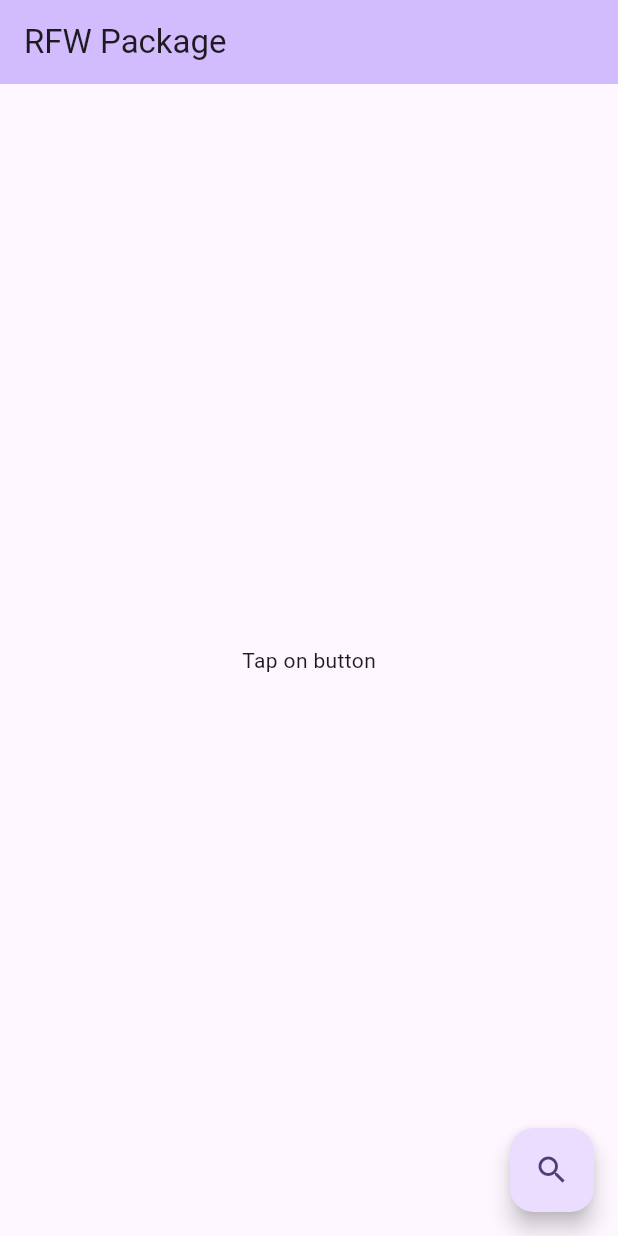
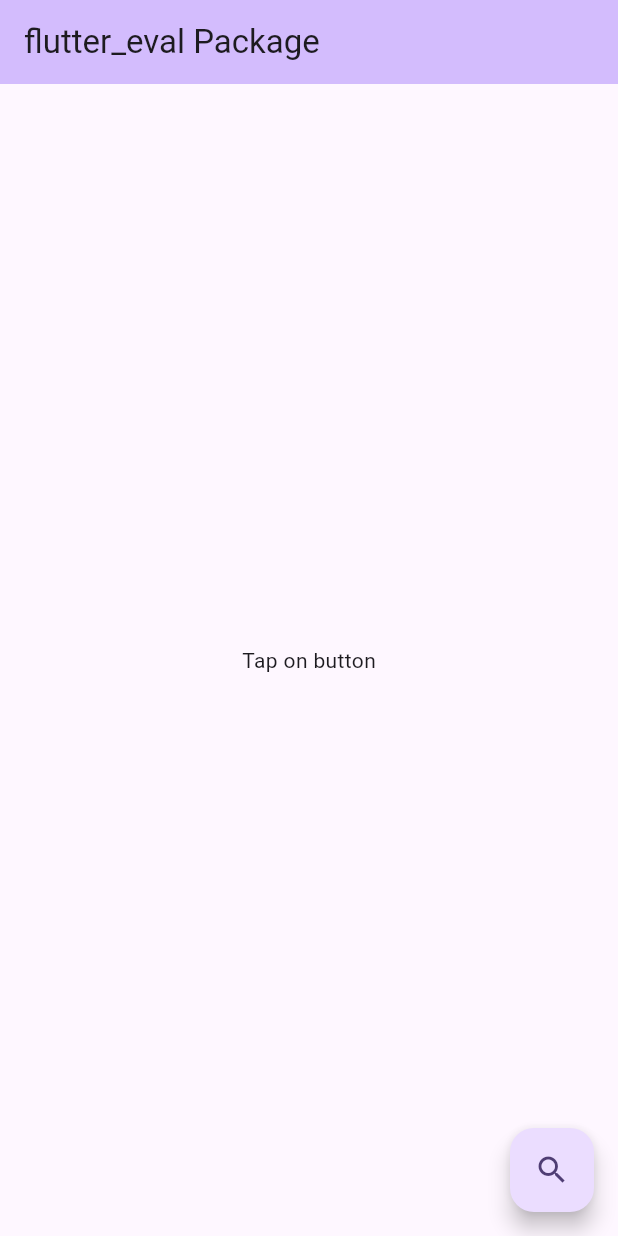
Before and after one commit to YannMancel/runtime_parser, a Flutter app: the screen it shows after launch, on a phone screen of 412 x 824 dp. Run offline on Flutter 3.47's test engine with Material 3 defaults, Android fonts, the phone set to English and light mode, and no system bars; missing offline and left inert: flutter_eval, rfw.

Commit message:
feat: add flutter_eval package

```diff
--- /dev/null
+++ b/lib/flutter_eval_page.dart
@@ -0,0 +1,85 @@
+import 'package:flutter/material.dart';
+import 'package:flutter_eval/flutter_eval.dart';
+
+class FlutterEvalPage extends StatefulWidget {
+  const FlutterEvalPage({super.key});
+
+  @override
+  State<FlutterEvalPage> createState() => _FlutterEvalPageState();
+}
+
+class _FlutterEvalPageState extends State<FlutterEvalPage> {
+  late Widget _widget;
+
+  @override
+  void initState() {
+    super.initState();
+    _widget = const Center(
+      child: Text('Tap on button'),
+    );
+  }
+
+  void _updateLabel() {
+    const kRemoteWidgets = '''
+              import 'package:flutter/material.dart';
+
+              class Body extends StatelessWidget {
+                const Body({Key? key}) : super(key: key);
+
+                @override
+                Widget build(BuildContext context) {
+                  return Center(
+                    child: Text(
+                      'Validate',
+                    ),
+                  );
+                }
+              }
+            ''';
+
+    if (mounted) {
+      setState(() {
+        _widget = const EvalWidget(
+          packages: <String, Map<String, String>>{
+            'runtime_parser': <String, String>{
+              'main.dart': kRemoteWidgets,
+            },
+          },
+          // In debug mode, flutter_eval will continually re-generate a compiled
+          // EVC bytecode file for the given program, and save it to the
+          // specified assetPath. During runtime, it will instead load the
+          // compiled EVC file. To ensure this works, you must add the file path
+          // to the assets section of your pubspec.yaml file.
+          assetPath: 'assets/program.evc',
+          // Specify which library (i.e. which file) to use as an entrypoint.
+          library: 'package:runtime_parser/main.dart',
+          // Specify which function to call as the entrypoint.
+          // To use a constructor, use "ClassName.constructorName" syntax. In
+          // this case we are calling a default constructor so the constructor
+          // name is blank.
+          function: 'Body.',
+          // Specify the arguments to pass to the entrypoint. Generally these
+          // should be dart_eval [$Value] objects, but when invoking a static or
+          // top-level function or constructor, [int]s, [double]s, and [bool]s
+          // should be passed directly.
+          args: [null],
+        );
+      });
+    }
+  }
+
+  @override
+  Widget build(BuildContext context) {
+    return Scaffold(
+      appBar: AppBar(
+        backgroundColor: Theme.of(context).colorScheme.inversePrimary,
+        title: const Text('flutter_eval Package'),
+      ),
+      body: _widget,
+      floatingActionButton: FloatingActionButton(
+        onPressed: _updateLabel,
+        child: const Icon(Icons.search),
+      ),
+    );
+  }
+}
--- a/lib/main.dart
+++ b/lib/main.dart
@@ -1,5 +1,6 @@
 import 'package:flutter/material.dart';
-import 'package:runtime_parser/rfw_page.dart';
+import 'package:runtime_parser/flutter_eval_page.dart';
+//import 'package:runtime_parser/rfw_page.dart';
 
 void main() => runApp(const MyApp());
 
@@ -15,7 +16,7 @@ class MyApp extends StatelessWidget {
         useMaterial3: true,
       ),
       // home: const RFWPage(),
-      home: const RFWPage(),
+      home: const FlutterEvalPage(),
     );
   }
 }
--- a/lib/rfw_page.dart
+++ b/lib/rfw_page.dart
@@ -49,6 +49,7 @@ class _RFWPageState extends State<RFWPage> {
       // Configuration data:
       ..update('greet', <String, Object>{'name': 'World (After on tap)'});
 
+    if (mounted) {
       setState(() {
         _widget = RemoteWidget(
           runtime: runtime,
@@ -57,13 +58,14 @@ class _RFWPageState extends State<RFWPage> {
         );
       });
     }
+  }
 
   @override
   Widget build(BuildContext context) {
     return Scaffold(
       appBar: AppBar(
         backgroundColor: Theme.of(context).colorScheme.inversePrimary,
-        title: const Text('RFW Package'),
+        title: const Text('rfw Package'),
       ),
       body: _widget,
       floatingActionButton: FloatingActionButton(
--- a/pubspec.yaml
+++ b/pubspec.yaml
@@ -11,6 +11,7 @@ dependencies:
   cupertino_icons: ^1.0.8
   flutter:
     sdk: flutter
+  flutter_eval: ^0.7.5
   rfw: ^1.0.27
 
 dev_dependencies:
@@ -20,3 +21,5 @@ dev_dependencies:
 
 flutter:
   uses-material-design: true
+  assets:
+    - assets/
```
Also changed, not shown: pubspec.lock, 1 other file. Lines whose indentation alone changed are shown as unchanged.
